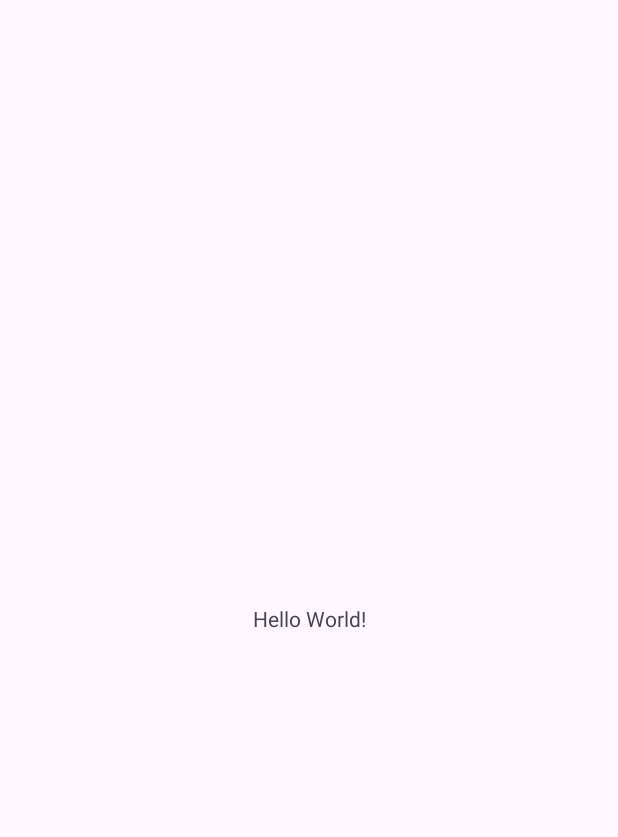
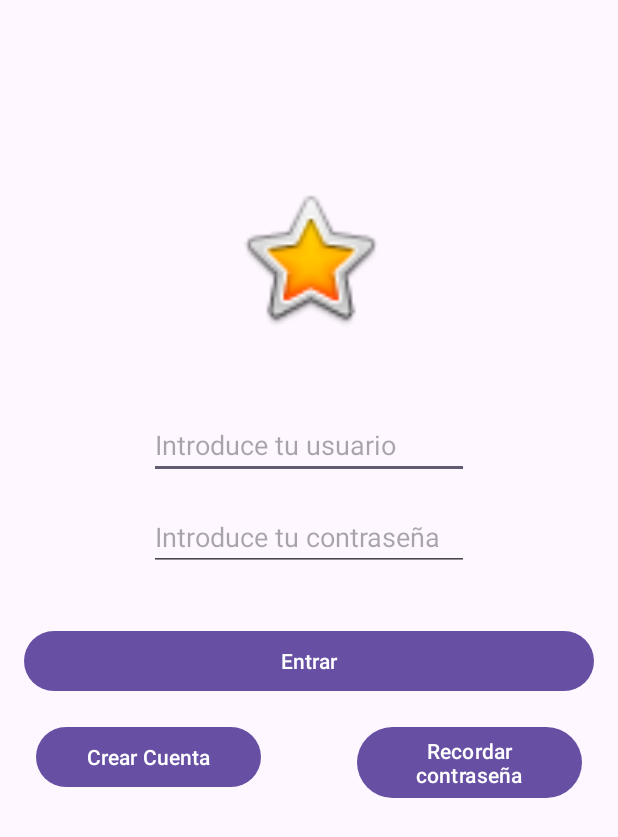
Before and after one commit to MarcosGit2005/Proyecto3EV, an Android app: the screen it shows after launch (MainActivity), on a phone screen of 412 x 824 dp. Before the commit the part shown is almost empty. Shown: the top 837 px of the screen. Run offline under Robolectric (Android 15) with nearby library versions, the phone set to English and light mode, and no system bars.

Commit message:
commit layout login

```diff
--- a/app/src/main/java/com/example/proyecto3ev_cliente/MainActivity.java
+++ b/app/src/main/java/com/example/proyecto3ev_cliente/MainActivity.java
@@ -14,7 +14,7 @@ public class MainActivity extends AppCompatActivity {
     protected void onCreate(Bundle savedInstanceState) {
         super.onCreate(savedInstanceState);
         EdgeToEdge.enable(this);
-        setContentView(R.layout.activity_main);
+        setContentView(R.layout.activity_login);
         ViewCompat.setOnApplyWindowInsetsListener(findViewById(R.id.main), (v, insets) -> {
             Insets systemBars = insets.getInsets(WindowInsetsCompat.Type.systemBars());
             v.setPadding(systemBars.left, systemBars.top, systemBars.right, systemBars.bottom);
--- /dev/null
+++ b/app/src/main/res/layout/activity_login.xml
@@ -0,0 +1,73 @@
+<?xml version="1.0" encoding="utf-8"?>
+<androidx.constraintlayout.widget.ConstraintLayout xmlns:android="http://schemas.android.com/apk/res/android"
+    xmlns:app="http://schemas.android.com/apk/res-auto"
+    xmlns:tools="http://schemas.android.com/tools"
+    android:id="@+id/main"
+    android:layout_width="match_parent"
+    android:layout_height="match_parent"
+    tools:context=".MainActivity">
+
+    <ImageView
+        android:id="@+id/imageViewLogo"
+        android:layout_width="106dp"
+        android:layout_height="104dp"
+        android:layout_marginTop="120dp"
+        app:layout_constraintEnd_toEndOf="parent"
+        app:layout_constraintStart_toStartOf="parent"
+        app:layout_constraintTop_toTopOf="parent"
+        app:srcCompat="@android:drawable/btn_star_big_on" />
+
+    <EditText
+        android:id="@+id/editTextNombre"
+        android:layout_width="wrap_content"
+        android:layout_height="wrap_content"
+        android:layout_marginTop="50dp"
+        android:ems="10"
+        android:hint="Introduce tu usuario"
+        android:inputType="text"
+        app:layout_constraintEnd_toEndOf="parent"
+        app:layout_constraintStart_toStartOf="parent"
+        app:layout_constraintTop_toBottomOf="@+id/imageViewLogo" />
+
+    <EditText
+        android:id="@+id/editTextContraseña"
+        android:layout_width="wrap_content"
+        android:layout_height="wrap_content"
+        android:layout_marginTop="16dp"
+        android:ems="10"
+        android:hint="Introduce tu contraseña"
+        android:inputType="textPassword"
+        app:layout_constraintEnd_toEndOf="@+id/editTextNombre"
+        app:layout_constraintStart_toStartOf="@+id/editTextNombre"
+        app:layout_constraintTop_toBottomOf="@+id/editTextNombre" />
+
+    <Button
+        android:id="@+id/buttonEntrar"
+        android:layout_width="380dp"
+        android:layout_height="wrap_content"
+        android:layout_marginTop="36dp"
+        android:text="Entrar"
+        app:layout_constraintEnd_toEndOf="parent"
+        app:layout_constraintStart_toStartOf="parent"
+        app:layout_constraintTop_toBottomOf="@+id/editTextContraseña" />
+
+    <Button
+        android:id="@+id/buttonRecordarPass"
+        android:layout_width="150dp"
+        android:layout_height="wrap_content"
+        android:layout_marginTop="16dp"
+        android:layout_marginEnd="24dp"
+        android:text="Recordar contraseña"
+        app:layout_constraintEnd_toEndOf="parent"
+        app:layout_constraintTop_toBottomOf="@+id/buttonEntrar" />
+
+    <Button
+        android:id="@+id/button4"
+        android:layout_width="150dp"
+        android:layout_height="wrap_content"
+        android:layout_marginStart="24dp"
+        android:text="Crear Cuenta"
+        app:layout_constraintStart_toStartOf="parent"
+        app:layout_constraintTop_toTopOf="@+id/buttonRecordarPass" />
+
+</androidx.constraintlayout.widget.ConstraintLayout>
--- a/app/src/main/res/layout/activity_main.xml
+++ /dev/null
@@ -1,19 +0,0 @@
-<?xml version="1.0" encoding="utf-8"?>
-<androidx.constraintlayout.widget.ConstraintLayout xmlns:android="http://schemas.android.com/apk/res/android"
-    xmlns:app="http://schemas.android.com/apk/res-auto"
-    xmlns:tools="http://schemas.android.com/tools"
-    android:id="@+id/main"
-    android:layout_width="match_parent"
-    android:layout_height="match_parent"
-    tools:context=".MainActivity">
-
-    <TextView
-        android:layout_width="wrap_content"
-        android:layout_height="wrap_content"
-        android:text="Hello World!"
-        app:layout_constraintBottom_toBottomOf="parent"
-        app:layout_constraintEnd_toEndOf="parent"
-        app:layout_constraintStart_toStartOf="parent"
-        app:layout_constraintTop_toTopOf="parent" />
-
-</androidx.constraintlayout.widget.ConstraintLayout>
```
